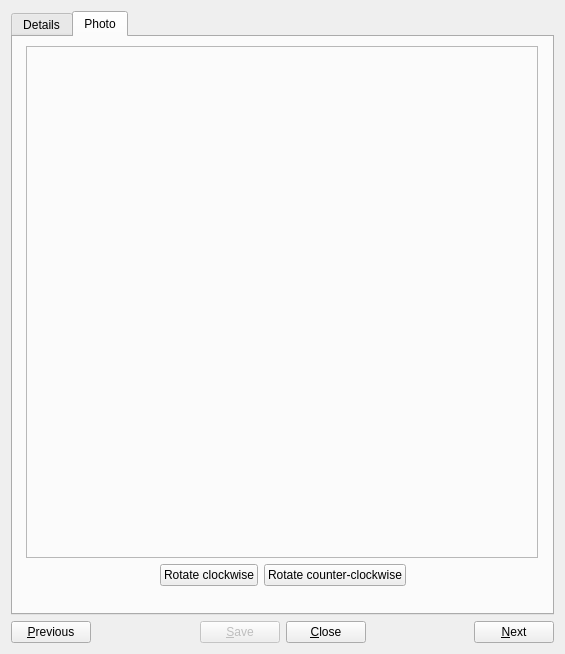
The window that trunk/src/widgets/propertiesview.ui (BackupTheBerlios/galerist-svn) describes before a commit, drawn with Qt 5.
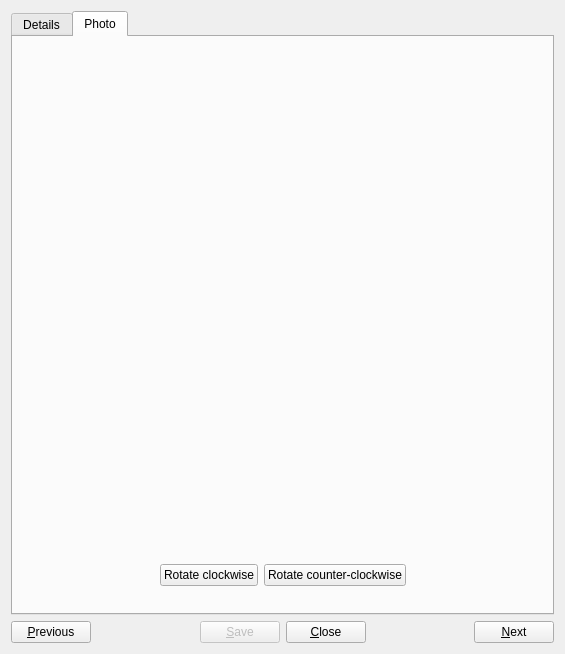
The same window after the commit. The open tabs and pages were chosen to show the change. Icons and pictures are not drawn. Custom widgets are drawn as their Qt base class.

The edit to the form file:
```diff
--- a/trunk/src/widgets/propertiesview.ui
+++ b/trunk/src/widgets/propertiesview.ui
@@ -156,11 +156,8 @@
              <height>512</height>
             </size>
            </property>
-           <property name="frameShape" >
-            <enum>QFrame::StyledPanel</enum>
-           </property>
-           <property name="frameShadow" >
-            <enum>QFrame::Raised</enum>
+           <property name="cursor" >
+            <cursorShape>PointingHandCursor</cursorShape>
            </property>
            <property name="text" >
             <string/>
```
Left out of the diff: 2 changed lines with no effect on the pictures.
